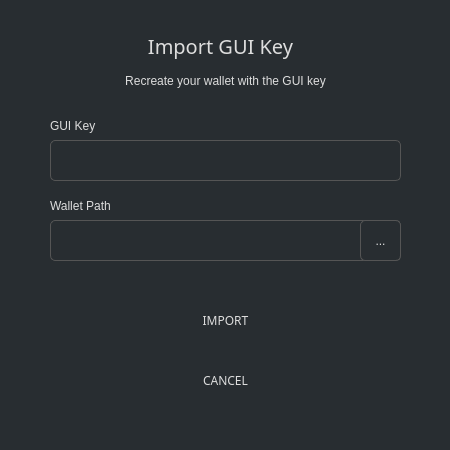
Before: the Qt Designer form src/gui/ui/importguikeydialog.ui in ConcealNetwork/conceal-desktop, drawn with Qt 5.
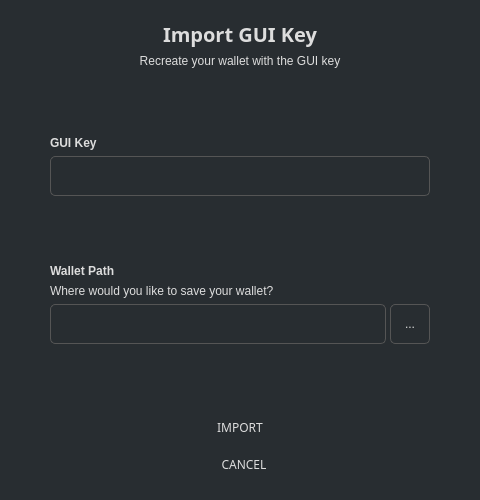
After: the same form once the commit is applied.

Commit message: Add wallet path explanation to import dialogs

What changed in the file:
```diff
--- a/src/gui/ui/importguikeydialog.ui
+++ b/src/gui/ui/importguikeydialog.ui
@@ -6,10 +6,16 @@
    <rect>
     <x>0</x>
     <y>0</y>
-    <width>450</width>
-    <height>450</height>
+    <width>480</width>
+    <height>500</height>
    </rect>
   </property>
+  <property name="maximumSize">
+   <size>
+    <width>16777215</width>
+    <height>16777215</height>
+   </size>
+  </property>
   <property name="windowTitle">
    <string>Import GUI key</string>
   </property>
@@ -31,10 +37,16 @@
    </property>
    <item>
     <widget class="QGroupBox" name="groupBox">
+     <property name="sizePolicy">
+      <sizepolicy hsizetype="Expanding" vsizetype="Expanding">
+       <horstretch>0</horstretch>
+       <verstretch>0</verstretch>
+      </sizepolicy>
+     </property>
      <property name="maximumSize">
       <size>
-       <width>450</width>
-       <height>450</height>
+       <width>16777215</width>
+       <height>16777215</height>
       </size>
      </property>
      <property name="styleSheet">
@@ -43,23 +55,32 @@
      <property name="title">
       <string/>
      </property>
+     <layout class="QVBoxLayout" name="verticalLayout_2">
+      <property name="leftMargin">
+       <number>50</number>
+      </property>
+      <property name="topMargin">
+       <number>20</number>
+      </property>
+      <property name="rightMargin">
+       <number>50</number>
+      </property>
+      <property name="bottomMargin">
+       <number>20</number>
+      </property>
+      <item>
      <widget class="QLabel" name="label_3">
-      <property name="geometry">
-       <rect>
-        <x>60</x>
-        <y>30</y>
-        <width>321</width>
-        <height>31</height>
-       </rect>
-      </property>
       <property name="font">
        <font>
         <family>Poppins</family>
         <pointsize>15</pointsize>
+          <weight>75</weight>
+          <bold>true</bold>
        </font>
       </property>
       <property name="styleSheet">
-       <string notr="true">color: #ddd; border-right: 0px;</string>
+         <string notr="true">color: #ddd; border-right: 0px;
+font-weight: bold;</string>
       </property>
       <property name="text">
        <string>Import GUI Key</string>
@@ -68,38 +89,62 @@
        <set>Qt::AlignCenter</set>
       </property>
      </widget>
+      </item>
+      <item>
+       <widget class="QLabel" name="label_4">
+        <property name="font">
+         <font/>
+        </property>
+        <property name="styleSheet">
+         <string notr="true">color: #ddd;border-right: 0px;</string>
+        </property>
+        <property name="text">
+         <string>Recreate your wallet with the GUI key</string>
+        </property>
+        <property name="alignment">
+         <set>Qt::AlignCenter</set>
+        </property>
+        <property name="wordWrap">
+         <bool>true</bool>
+        </property>
+       </widget>
+      </item>
+      <item>
+       <spacer name="verticalSpacer">
+        <property name="orientation">
+         <enum>Qt::Vertical</enum>
+        </property>
+        <property name="sizeHint" stdset="0">
+         <size>
+          <width>20</width>
+          <height>40</height>
+         </size>
+        </property>
+       </spacer>
+      </item>
+      <item>
      <widget class="QLabel" name="label">
-      <property name="geometry">
-       <rect>
-        <x>50</x>
-        <y>110</y>
-        <width>351</width>
-        <height>31</height>
-       </rect>
-      </property>
       <property name="font">
-       <font/>
+         <font>
+          <weight>75</weight>
+          <bold>true</bold>
+         </font>
       </property>
       <property name="styleSheet">
-       <string notr="true">color: #ddd;border-right: 0px;</string>
+         <string notr="true">color: #ddd;border-right: 0px;
+font-weight: bold;</string>
       </property>
       <property name="text">
        <string>GUI Key</string>
       </property>
      </widget>
+      </item>
+      <item>
      <widget class="QLineEdit" name="m_keyEdit">
-      <property name="geometry">
-       <rect>
-        <x>50</x>
-        <y>140</y>
-        <width>351</width>
-        <height>41</height>
-       </rect>
-      </property>
       <property name="minimumSize">
        <size>
         <width>0</width>
-        <height>31</height>
+          <height>40</height>
        </size>
       </property>
       <property name="font">
@@ -111,38 +156,68 @@
        <string notr="true">padding: 3px; border: 1px solid #555; border-radius: 5px;   color: #aaa;</string>
       </property>
      </widget>
+      </item>
+      <item>
+       <spacer name="verticalSpacer_2">
+        <property name="orientation">
+         <enum>Qt::Vertical</enum>
+        </property>
+        <property name="sizeHint" stdset="0">
+         <size>
+          <width>20</width>
+          <height>20</height>
+         </size>
+        </property>
+       </spacer>
+      </item>
+      <item>
      <widget class="QLabel" name="label_2">
-      <property name="geometry">
-       <rect>
-        <x>50</x>
-        <y>190</y>
-        <width>341</width>
-        <height>31</height>
-       </rect>
-      </property>
       <property name="font">
-       <font/>
+         <font>
+          <weight>75</weight>
+          <bold>true</bold>
+         </font>
       </property>
       <property name="styleSheet">
-       <string notr="true">color: #ddd;border-right: 0px;</string>
+         <string notr="true">color: #ddd;border-right: 0px;
+font-weight: bold;</string>
       </property>
       <property name="text">
        <string>Wallet Path</string>
       </property>
      </widget>
+      </item>
+      <item>
+       <widget class="QLabel" name="label_6">
+        <property name="text">
+         <string>Where would you like to save your wallet?</string>
+        </property>
+       </widget>
+      </item>
+      <item>
+       <widget class="QGroupBox" name="horizontalGroupBox_1">
+        <layout class="QHBoxLayout" name="horizontalLayout">
+         <property name="spacing">
+          <number>4</number>
+         </property>
+         <property name="leftMargin">
+          <number>0</number>
+         </property>
+         <property name="topMargin">
+          <number>0</number>
+         </property>
+         <property name="rightMargin">
+          <number>0</number>
+         </property>
+         <property name="bottomMargin">
+          <number>0</number>
+         </property>
+         <item>
      <widget class="QLineEdit" name="m_pathEdit">
-      <property name="geometry">
-       <rect>
-        <x>50</x>
-        <y>220</y>
-        <width>351</width>
-        <height>41</height>
-       </rect>
-      </property>
       <property name="minimumSize">
        <size>
         <width>0</width>
-        <height>31</height>
+             <height>40</height>
        </size>
       </property>
       <property name="font">
@@ -154,14 +229,14 @@
        <string notr="true">padding: 3px; border: 1px solid #555; border-radius: 5px;   color: #aaa;</string>
       </property>
      </widget>
+         </item>
+         <item>
      <widget class="QToolButton" name="m_selectPathButton">
-      <property name="geometry">
-       <rect>
-        <x>360</x>
-        <y>220</y>
-        <width>41</width>
-        <height>41</height>
-       </rect>
+           <property name="minimumSize">
+            <size>
+             <width>40</width>
+             <height>40</height>
+            </size>
       </property>
       <property name="styleSheet">
        <string notr="true">border: 1px solid #555;
@@ -173,21 +248,55 @@
        <string>...</string>
       </property>
      </widget>
+         </item>
+        </layout>
+       </widget>
+      </item>
+      <item>
+       <spacer name="verticalSpacer_3">
+        <property name="orientation">
+         <enum>Qt::Vertical</enum>
+        </property>
+        <property name="sizeHint" stdset="0">
+         <size>
+          <width>20</width>
+          <height>40</height>
+         </size>
+        </property>
+       </spacer>
+      </item>
+      <item>
+       <widget class="QGroupBox" name="horizontalGroupBox_2">
+        <layout class="QHBoxLayout" name="horizontalLayout_2">
+         <property name="spacing">
+          <number>0</number>
+         </property>
+         <property name="leftMargin">
+          <number>0</number>
+         </property>
+         <property name="topMargin">
+          <number>0</number>
+         </property>
+         <property name="rightMargin">
+          <number>0</number>
+         </property>
+         <property name="bottomMargin">
+          <number>0</number>
+         </property>
+         <item>
      <widget class="QPushButton" name="b1_okButton">
-      <property name="geometry">
-       <rect>
-        <x>50</x>
-        <y>300</y>
-        <width>351</width>
-        <height>41</height>
-       </rect>
-      </property>
       <property name="minimumSize">
        <size>
         <width>131</width>
         <height>31</height>
        </size>
       </property>
+           <property name="maximumSize">
+            <size>
+             <width>300</width>
+             <height>16777215</height>
+            </size>
+           </property>
       <property name="font">
        <font>
         <family>Poppins</family>
@@ -200,21 +309,39 @@
        <string>IMPORT</string>
       </property>
      </widget>
+         </item>
+        </layout>
+       </widget>
+      </item>
+      <item>
+       <widget class="QGroupBox" name="horizontalGroupBox_3">
+        <layout class="QHBoxLayout" name="horizontalLayout_3">
+         <property name="spacing">
+          <number>0</number>
+         </property>
+         <property name="topMargin">
+          <number>0</number>
+         </property>
+         <property name="rightMargin">
+          <number>0</number>
+         </property>
+         <property name="bottomMargin">
+          <number>0</number>
+         </property>
+         <item>
      <widget class="QPushButton" name="b1_cancelButton">
-      <property name="geometry">
-       <rect>
-        <x>50</x>
-        <y>360</y>
-        <width>351</width>
-        <height>41</height>
-       </rect>
-      </property>
       <property name="minimumSize">
        <size>
         <width>131</width>
         <height>31</height>
        </size>
       </property>
+           <property name="maximumSize">
+            <size>
+             <width>300</width>
+             <height>16777215</height>
+            </size>
+           </property>
       <property name="font">
        <font>
         <family>Poppins</family>
@@ -227,31 +354,11 @@
        <string>CANCEL</string>
       </property>
      </widget>
-     <widget class="QLabel" name="label_4">
-      <property name="geometry">
-       <rect>
-        <x>50</x>
-        <y>60</y>
-        <width>351</width>
-        <height>41</height>
-       </rect>
-      </property>
-      <property name="font">
-       <font/>
-      </property>
-      <property name="styleSheet">
-       <string notr="true">color: #ddd;border-right: 0px;</string>
-      </property>
-      <property name="text">
-       <string>Recreate your wallet with the GUI key</string>
-      </property>
-      <property name="alignment">
-       <set>Qt::AlignCenter</set>
-      </property>
-      <property name="wordWrap">
-       <bool>true</bool>
-      </property>
-     </widget>
+         </item>
+        </layout>
+       </widget>
+      </item>
+     </layout>
     </widget>
    </item>
   </layout>
```
Lines whose indentation alone changed are shown as unchanged. The commit also changes 3 other files.
